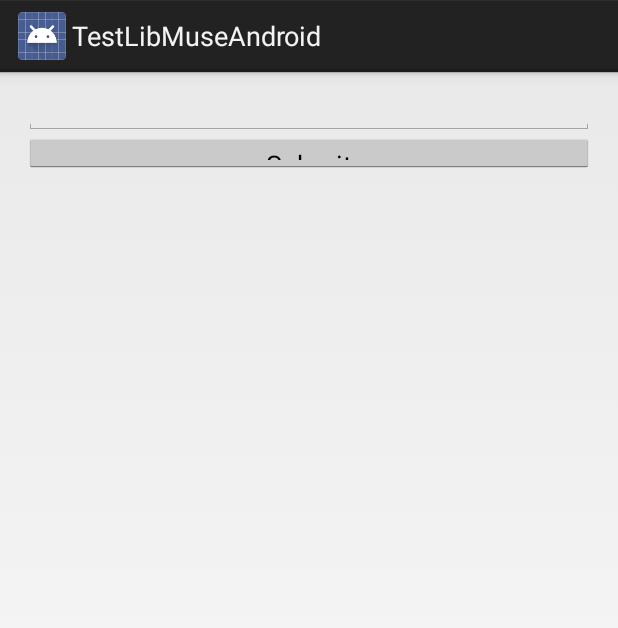
After one commit to alexcdot/MuseAcademy, an Android app: the layout activity_start.xml on its own in the app's theme, with its tools: preview values and no code run, on a phone screen of 412 x 824 dp. The commit adds this screen. Shown: the top 628 px of the screen. Run offline under Robolectric (Android 15) with nearby library versions, the phone set to English and light mode, and no system bars.

Commit message:
Adding some new files

```diff
--- /dev/null
+++ b/app/src/main/res/layout/activity_start.xml
@@ -0,0 +1,26 @@
+<?xml version="1.0" encoding="utf-8"?>
+<LinearLayout xmlns:android="http://schemas.android.com/apk/res/android"
+    xmlns:tools="http://schemas.android.com/tools"
+    android:id="@+id/activity_start"
+    android:layout_width="match_parent"
+    android:layout_height="match_parent"
+    android:paddingBottom="@dimen/activity_vertical_margin"
+    android:paddingLeft="@dimen/activity_horizontal_margin"
+    android:paddingRight="@dimen/activity_horizontal_margin"
+    android:paddingTop="@dimen/activity_vertical_margin"
+    android:orientation="vertical"
+    tools:context="com.choosemuse.example.libmuse.StartActivity">
+
+    <EditText
+        android:layout_width="match_parent"
+        android:layout_height="25dp"
+        android:textAlignment="center"
+        android:id="@+id/videoSearch"/>
+
+    <Button
+        android:layout_width="match_parent"
+        android:layout_height="25dp"
+        android:text="Submit"
+        android:id="@+id/searchButton"/>
+
+</LinearLayout>
--- a/app/src/main/res/values/strings.xml
+++ b/app/src/main/res/values/strings.xml
@@ -23,4 +23,5 @@
     <string name="permission_dialog_title">Muse Needs Your Permission</string>
     <string name="permission_dialog_description">Muse needs a few permissions to work properly. On the next screens, tap "Allow" to proceed. If you deny, Muse will not work properly until you go into your Android settings and allow.</string>
     <string name="permission_dialog_understand">I Understand</string>
+    <string name="title_activity_start">StartActivity</string>
 </resources>
```
Also changed, not shown: app/src/main/AndroidManifest.xml (+15 -9 lines), app/src/main/java/com/choosemuse/example/libmuse/StartActivity.java (added, +14 -0 lines).
